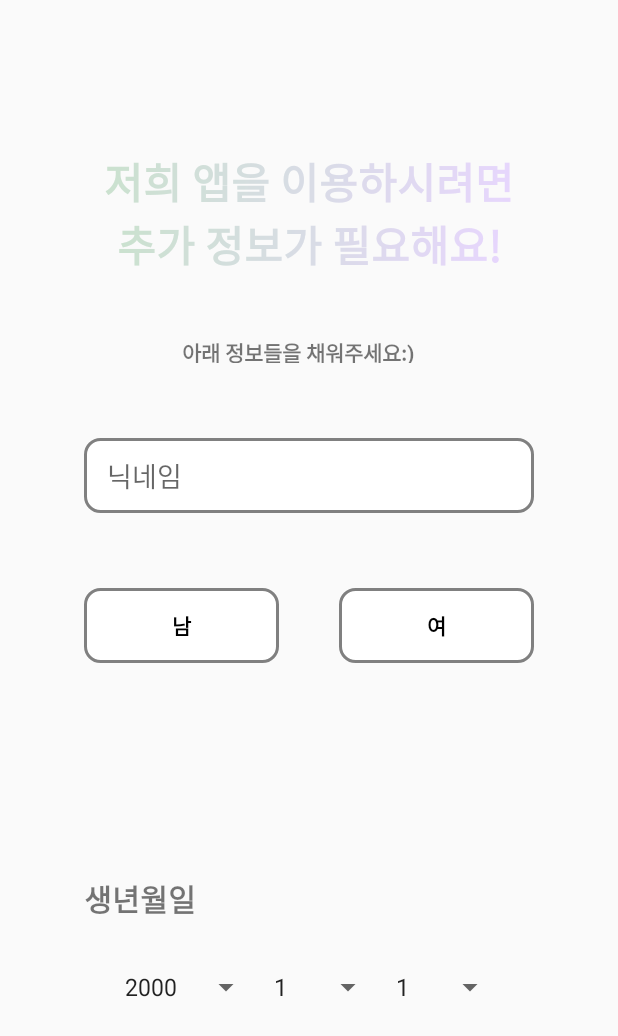
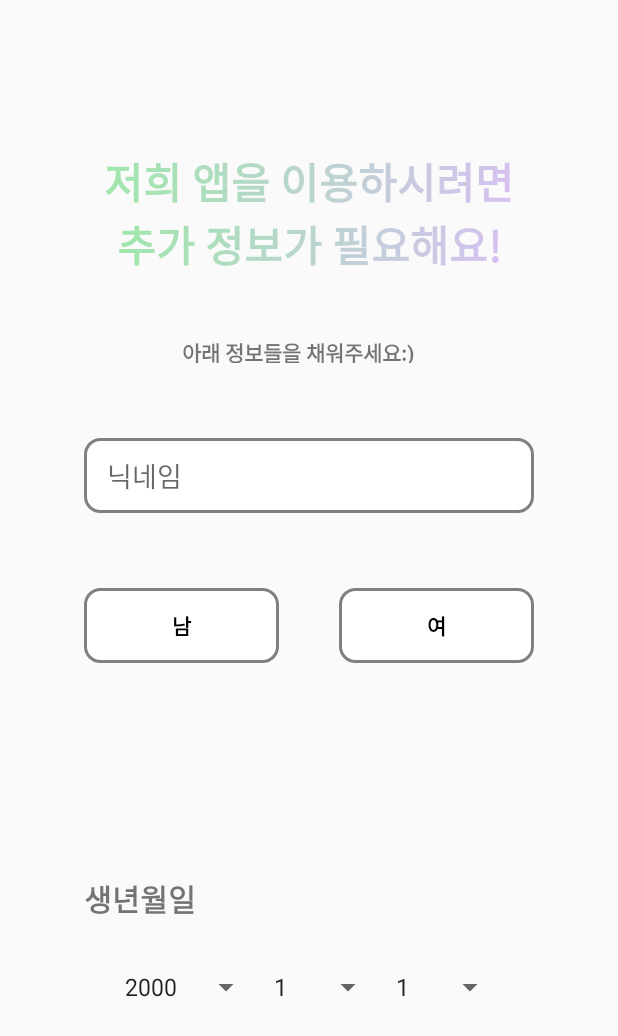
Before and after one commit to eorjs7578/sansanmulmul, an Android app: the fragment RegisterExtraInfoFragment placed in its activity, on a phone screen of 412 x 824 dp. Shown: the top 1036 px of the screen. Run offline under Robolectric (Android 15) with nearby library versions, the phone set to English and light mode, and no system bars.

Commit message:
update: "타이틀 그라데이션 색 조정"
더 찐하게

```diff
--- a/FrontEnd/app/src/main/res/values/colors.xml
+++ b/FrontEnd/app/src/main/res/values/colors.xml
@@ -6,6 +6,6 @@
     <color name="button_text_color">#FFFFFFFF</color>
     <color name="green">#A1CCA8</color>
     <color name="purple">#D6B7FF</color>
-    <color name="gradientStartColor">#FFA1CCA8</color>
-    <color name="gradientEndColor">#FFD6B7FF</color>
+    <color name="gradientStartColor">#51D767</color>
+    <color name="gradientEndColor">#B690E9</color>
 </resources>
```
